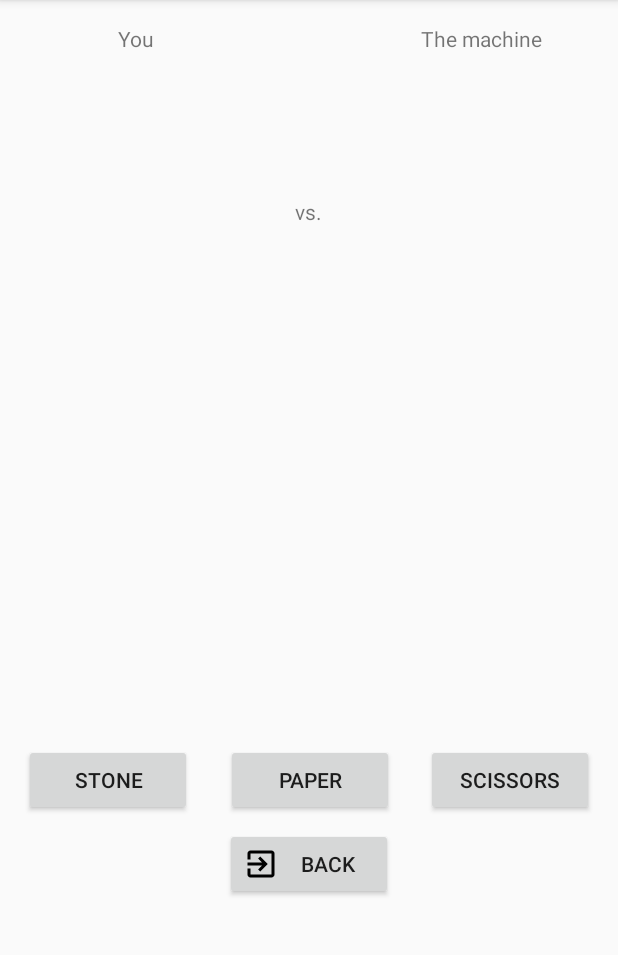
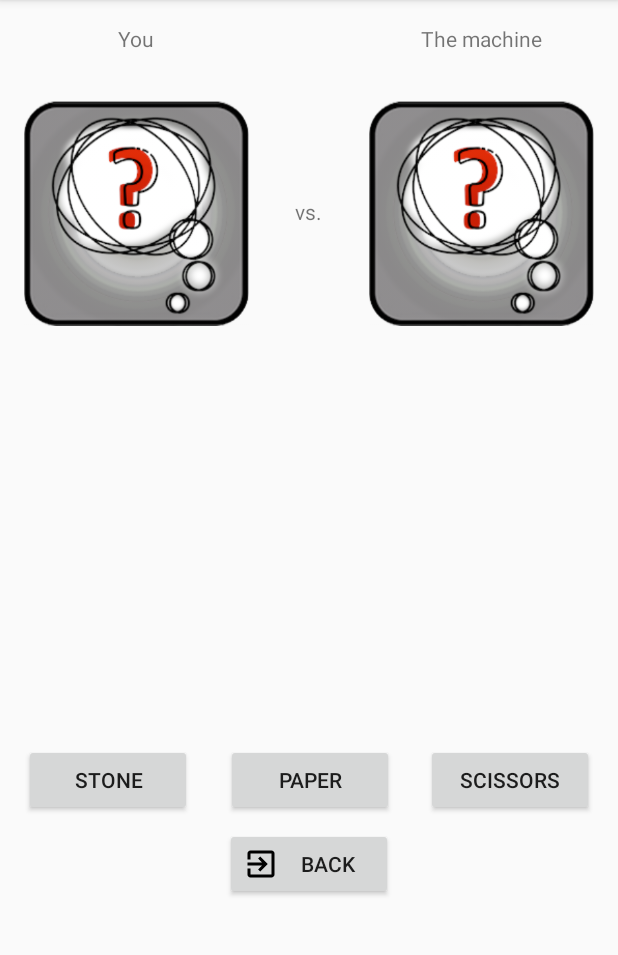
Before and after one commit to davorpa/gpul-labs-android-scissors-game, an Android app: the GameActivity screen opened directly, with no data from a screen before it, on a phone screen of 412 x 824 dp, the part 84-1039 px from its top. Run offline under Robolectric (Android 15) with nearby library versions, the phone set to English and light mode, and no system bars.

Commit message:
Set icon-quest resource as default game intent images

```diff
--- a/app/src/main/java/com/davorpa/labs/games/piedrapapeltijera/GameActivity.java
+++ b/app/src/main/java/com/davorpa/labs/games/piedrapapeltijera/GameActivity.java
@@ -4,6 +4,7 @@ import androidx.appcompat.app.AppCompatActivity;
 
 import android.os.Bundle;
 import android.view.View;
+import android.widget.ImageView;
 import android.widget.TextView;
 import android.widget.Toast;
 
@@ -16,11 +17,19 @@ public class GameActivity extends AppCompatActivity {
 
         final TextView txt_username = findViewById(R.id.txt_username);
         txt_username.setText(getIntent().getStringExtra(MainActivity.EXTRA_USERNAME));
+
+        ImageView img_player = findViewById(R.id.img_player);
+        img_player.setImageResource(R.drawable.icon_quest);
+        img_player.setContentDescription(getString(R.string.lbl_thinking));
+
+        ImageView img_machine = findViewById(R.id.img_machine);
+        img_machine.setImageResource(R.drawable.icon_quest);
+        img_machine.setContentDescription(getString(R.string.lbl_thinking));
     }
 
     /**
      * Método que se ejecuta al pulsar el botón Back
-     * @param view
+     * @param view the button instance that fires the event
      */
     public void onBackButton(final View view) {
         onBackPressed();
@@ -28,7 +37,7 @@ public class GameActivity extends AppCompatActivity {
 
     /**
      * Método que se ejecuta al pulsar el botón Stone
-     * @param view
+     * @param view the button instance that fires the event
      */
     public void onStoneButton(final View view) {
         Toast.makeText(this, R.string.lbl_todo, Toast.LENGTH_LONG).show();
@@ -36,7 +45,7 @@ public class GameActivity extends AppCompatActivity {
 
     /**
      * Método que se ejecuta al pulsar el botón Paper
-     * @param view
+     * @param view the button instance that fires the event
      */
     public void onPaperButton(final View view) {
         Toast.makeText(this, R.string.lbl_todo, Toast.LENGTH_LONG).show();
@@ -44,9 +53,10 @@ public class GameActivity extends AppCompatActivity {
 
     /**
      * Método que se ejecuta al pulsar el botón Scissors
-     * @param view
+     * @param view the button instance that fires the event
      */
     public void onScissorsButton(final View view) {
         Toast.makeText(this, R.string.lbl_todo, Toast.LENGTH_LONG).show();
     }
+
 }
--- a/app/src/main/res/layout/activity_game.xml
+++ b/app/src/main/res/layout/activity_game.xml
@@ -55,8 +55,11 @@
         android:layout_width="150dp"
         android:layout_height="150dp"
         android:layout_marginStart="16dp"
+        android:contentDescription="@string/lbl_thinking"
+        android:scaleType="centerInside"
         app:layout_constraintStart_toStartOf="parent"
-        app:layout_constraintTop_toTopOf="@+id/img_machine" />
+        app:layout_constraintTop_toTopOf="@+id/img_machine"
+        tools:src="@drawable/icon_quest" />
 
     <ImageView
         android:id="@+id/img_machine"
@@ -64,8 +67,10 @@
         android:layout_height="150dp"
         android:layout_marginTop="32dp"
         android:layout_marginEnd="16dp"
+        android:scaleType="centerInside"
         app:layout_constraintEnd_toEndOf="parent"
-        app:layout_constraintTop_toBottomOf="@+id/lbl_the_machine" />
+        app:layout_constraintTop_toBottomOf="@+id/lbl_the_machine"
+        tools:src="@drawable/icon_quest" />
 
     <TextView
         android:id="@+id/lbl_vs"
--- a/app/src/main/res/values/strings.xml
+++ b/app/src/main/res/values/strings.xml
@@ -16,6 +16,7 @@
     <string name="lbl_stone">Stone</string>
     <string name="lbl_scissors">Scissors</string>
     <string name="lbl_vs">vs.</string>
+    <string name="lbl_thinking">Thinking...</string>
     <string name="lbl_win">You Win!</string>
     <string name="lbl_draw">Draw!</string>
     <string name="lbl_lose">You Lose!</string>
```
